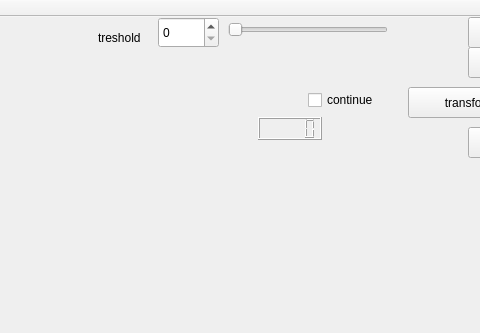
Above: gui.ui from phageweb/micamera before the change; both pictures show x 232 to 712 and y 0 to 333 of the 800 by 480 pixel window. Below: the same form after it.
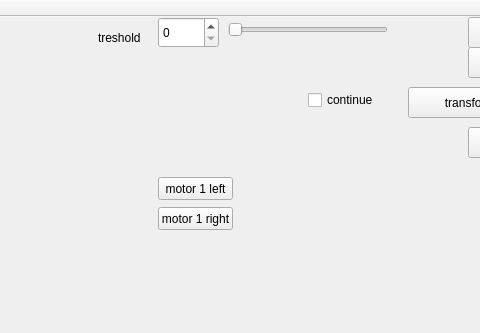
That is the form after the change.

The edit to the form file:
```diff
--- a/gui.ui
+++ b/gui.ui
@@ -134,14 +134,30 @@
      <string>continue</string>
     </property>
    </widget>
-   <widget class="QLCDNumber" name="lcdNumber">
+   <widget class="QPushButton" name="pushButton_m1l">
     <property name="geometry">
      <rect>
-      <x>490</x>
-      <y>100</y>
-      <width>64</width>
+      <x>390</x>
+      <y>160</y>
+      <width>75</width>
       <height>23</height>
      </rect>
+    </property>
+    <property name="text">
+     <string>motor 1 left</string>
+    </property>
+   </widget>
+   <widget class="QPushButton" name="pushButton_m1r">
+    <property name="geometry">
+     <rect>
+      <x>390</x>
+      <y>190</y>
+      <width>75</width>
+      <height>23</height>
+     </rect>
+    </property>
+    <property name="text">
+     <string>motor 1 right</string>
     </property>
    </widget>
   </widget>
```
Left out of the diff: 2 changed lines with no effect on the pictures.
